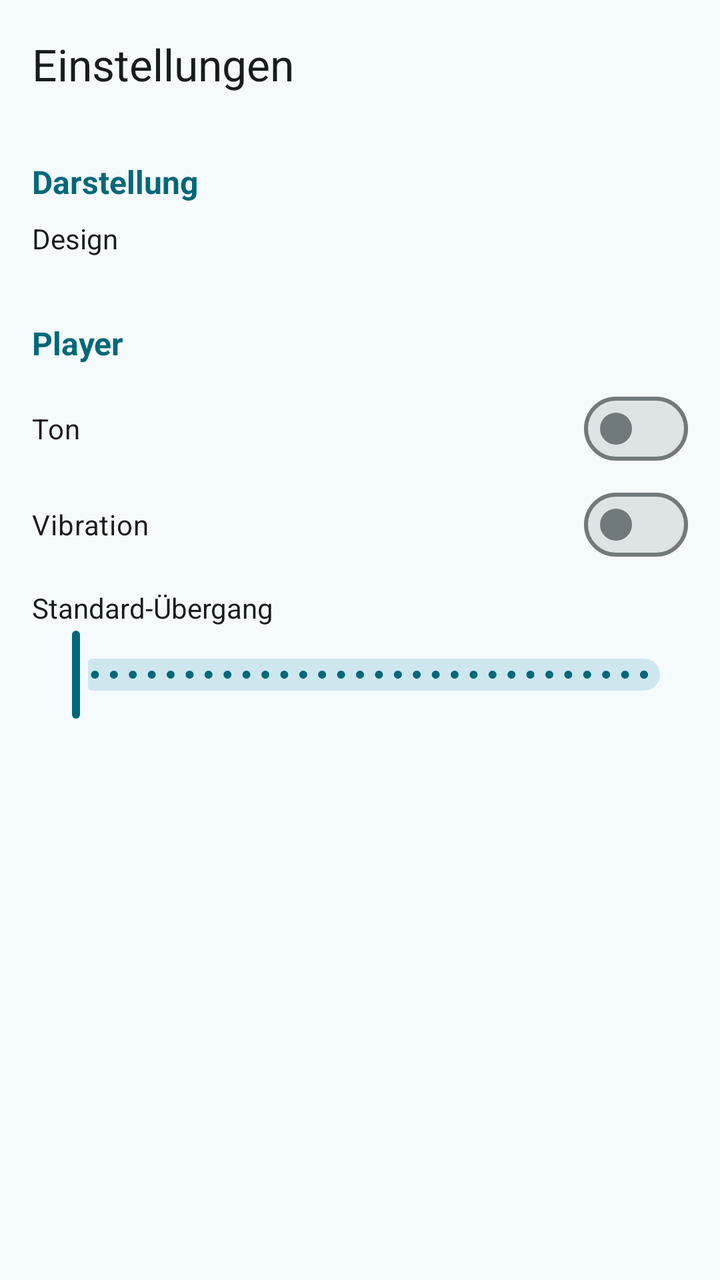
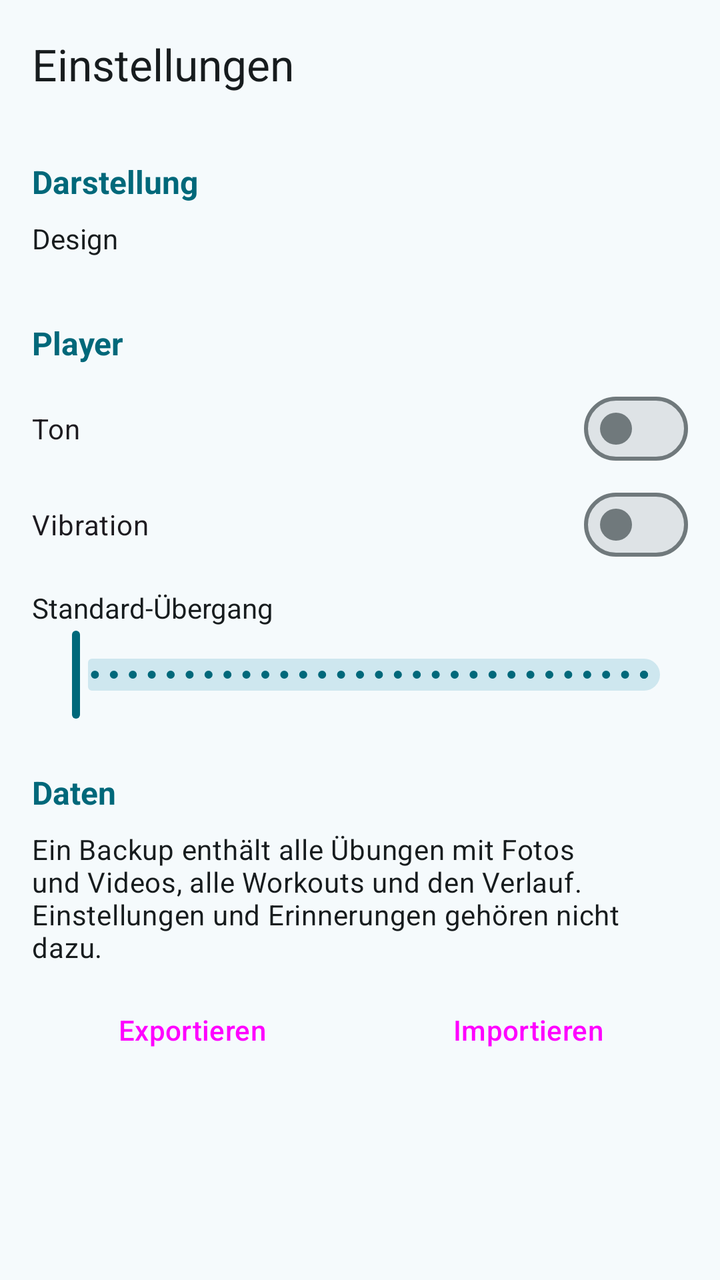

Two renders of the same Android screen: before a commit and after it. Below are the layout's source before the change and the commit's diff.
<!-- AndroidManifest.xml: application theme Theme.Workout -->
<!-- res/layout/fragment_settings.xml -->
<?xml version="1.0" encoding="utf-8"?>
<LinearLayout xmlns:android="http://schemas.android.com/apk/res/android"
    xmlns:app="http://schemas.android.com/apk/res-auto"
    android:layout_width="match_parent"
    android:layout_height="match_parent"
    android:orientation="vertical">

    <com.google.android.material.appbar.MaterialToolbar
        android:id="@+id/toolbar"
        android:layout_width="match_parent"
        android:layout_height="?attr/actionBarSize"
        app:title="@string/einstellungen"/>

    <androidx.core.widget.NestedScrollView
        android:layout_width="match_parent"
        android:layout_height="match_parent">

        <LinearLayout
            android:layout_width="match_parent"
            android:layout_height="wrap_content"
            android:orientation="vertical"
            android:padding="16dp">

            <TextView
                android:id="@+id/txtAppearanceHeading"
                android:layout_width="wrap_content"
                android:layout_height="wrap_content"
                android:layout_marginBottom="8dp"
                android:text="@string/darstellung"
                android:textColor="?attr/colorPrimary"
                android:textSize="16sp"
                android:textStyle="bold"/>

            <TextView
                android:layout_width="wrap_content"
                android:layout_height="wrap_content"
                android:layout_marginBottom="8dp"
                android:labelFor="@id/groupDesign"
                android:text="@string/design"/>

            <com.google.android.material.button.MaterialButtonToggleGroup
                android:id="@+id/groupDesign"
                android:layout_width="match_parent"
                android:layout_height="wrap_content"
                android:layout_marginBottom="24dp"
                app:selectionRequired="true"
                app:singleSelection="true">

                <Button
                    android:id="@+id/btnDesignSystem"
                    style="?attr/materialButtonOutlinedStyle"
                    android:layout_width="0dp"
                    android:layout_height="wrap_content"
                    android:layout_weight="1"
                    android:text="@string/design_system"/>

                <Button
                    android:id="@+id/btnDesignLight"
                    style="?attr/materialButtonOutlinedStyle"
                    android:layout_width="0dp"
                    android:layout_height="wrap_content"
                    android:layout_weight="1"
                    android:text="@string/design_hell"/>

                <Button
                    android:id="@+id/btnDesignDark"
                    style="?attr/materialButtonOutlinedStyle"
                    android:layout_width="0dp"
                    android:layout_height="wrap_content"
                    android:layout_weight="1"
                    android:text="@string/design_dunkel"/>
            </com.google.android.material.button.MaterialButtonToggleGroup>

            <TextView
                android:id="@+id/txtPlayerHeading"
                android:layout_width="wrap_content"
                android:layout_height="wrap_content"
                android:layout_marginBottom="8dp"
                android:text="@string/player"
                android:textColor="?attr/colorPrimary"
                android:textSize="16sp"
                android:textStyle="bold"/>

            <com.google.android.material.materialswitch.MaterialSwitch
                android:id="@+id/switchSound"
                android:layout_width="match_parent"
                android:layout_height="wrap_content"
                android:minHeight="48dp"
                android:text="@string/ton"/>

            <com.google.android.material.materialswitch.MaterialSwitch
                android:id="@+id/switchVibration"
                android:layout_width="match_parent"
                android:layout_height="wrap_content"
                android:minHeight="48dp"
                android:text="@string/vibration"/>

            <LinearLayout
                android:layout_width="match_parent"
                android:layout_height="wrap_content"
                android:layout_marginTop="8dp"
                android:orientation="horizontal">

                <TextView
                    android:id="@+id/txtDefaultTransitionLabel"
                    android:layout_width="0dp"
                    android:layout_height="wrap_content"
                    android:layout_weight="1"
                    android:labelFor="@id/sliderDefaultTransition"
                    android:text="@string/standard_uebergang"/>

                <TextView
                    android:id="@+id/txtDefaultTransition"
                    android:layout_width="wrap_content"
                    android:layout_height="wrap_content"
                    android:textAppearance="?attr/textAppearanceBodyMedium"/>
            </LinearLayout>

            <com.google.android.material.slider.Slider
                android:id="@+id/sliderDefaultTransition"
                android:layout_width="match_parent"
                android:layout_height="wrap_content"
                android:contentDescription="@string/standard_uebergang"
                android:stepSize="1"
                android:valueFrom="0"
                android:valueTo="30"/>
        </LinearLayout>
    </androidx.core.widget.NestedScrollView>
</LinearLayout>
<!-- resources referenced by this layout -->
<resources>
  <string name="darstellung">Darstellung</string>
  <string name="design">Design</string>
  <string name="design_dunkel">Dunkel</string>
  <string name="design_hell">Hell</string>
  <string name="design_system">System</string>
  <string name="einstellungen">Einstellungen</string>
  <string name="player">Player</string>
  <string name="standard_uebergang">Standard-Übergang</string>
  <string name="ton">Ton</string>
  <string name="vibration">Vibration</string>
  <style name="Theme.Workout" parent="Base.Theme.Workout" />
  <color name="primary">#00687A</color>
  <color name="on_primary">#FFFFFF</color>
  <color name="primary_container">#ACEDFF</color>
  <color name="on_primary_container">#001F26</color>
  <color name="primary_inverse">#84D2E7</color>
  <color name="secondary">#4B6269</color>
  <color name="on_secondary">#FFFFFF</color>
  <color name="secondary_container">#CEE7EF</color>
  <color name="on_secondary_container">#061F25</color>
  <color name="tertiary">#565D7E</color>
  <color name="on_tertiary">#FFFFFF</color>
  <color name="tertiary_container">#DDE1FF</color>
  <color name="on_tertiary_container">#131A37</color>
  <color name="error">#BA1A1A</color>
  <color name="on_error">#FFFFFF</color>
  <color name="error_container">#FFDAD6</color>
  <color name="on_error_container">#410002</color>
  <color name="surface">#F5FAFC</color>
  <color name="on_surface">#171C1E</color>
  <color name="surface_variant">#DBE4E7</color>
  <color name="on_surface_variant">#3F484B</color>
  <color name="surface_inverse">#2B3133</color>
  <color name="on_surface_inverse">#ECF2F4</color>
  <color name="surface_dim">#D5DBDD</color>
  <color name="surface_bright">#F5FAFC</color>
  <color name="surface_container_lowest">#FFFFFF</color>
  <color name="surface_container_low">#EFF4F7</color>
  <color name="surface_container">#E9EFF1</color>
  <color name="surface_container_high">#E3E9EB</color>
  <color name="surface_container_highest">#DEE3E6</color>
  <color name="outline">#70797C</color>
  <color name="outline_variant">#BFC8CB</color>
  <!-- unchanged entries left out for length: 1 -->
</resources>

<!-- the commit's change to res/layout/fragment_settings.xml (unified diff, before → after) -->
@@ -124,6 +124,55 @@
                 android:stepSize="1"
                 android:valueFrom="0"
                 android:valueTo="30"/>
+
+            <TextView
+                android:id="@+id/txtDataHeading"
+                android:layout_width="wrap_content"
+                android:layout_height="wrap_content"
+                android:layout_marginTop="24dp"
+                android:layout_marginBottom="8dp"
+                android:text="@string/daten"
+                android:textColor="?attr/colorPrimary"
+                android:textSize="16sp"
+                android:textStyle="bold"/>
+
+            <TextView
+                android:layout_width="match_parent"
+                android:layout_height="wrap_content"
+                android:layout_marginBottom="8dp"
+                android:text="@string/daten_erklaerung"
+                android:textAppearance="?attr/textAppearanceBodyMedium"/>
+
+            <LinearLayout
+                android:layout_width="match_parent"
+                android:layout_height="wrap_content"
+                android:orientation="horizontal">
+
+                <Button
+                    android:id="@+id/btnExport"
+                    style="?attr/materialButtonOutlinedStyle"
+                    android:layout_width="0dp"
+                    android:layout_height="wrap_content"
+                    android:layout_marginEnd="8dp"
+                    android:layout_weight="1"
+                    android:text="@string/exportieren"/>
+
+                <Button
+                    android:id="@+id/btnImport"
+                    style="?attr/materialButtonOutlinedStyle"
+                    android:layout_width="0dp"
+                    android:layout_height="wrap_content"
+                    android:layout_weight="1"
+                    android:text="@string/importieren"/>
+            </LinearLayout>
+
+            <com.google.android.material.progressindicator.LinearProgressIndicator
+                android:id="@+id/progressBackup"
+                android:layout_width="match_parent"
+                android:layout_height="wrap_content"
+                android:layout_marginTop="8dp"
+                android:indeterminate="true"
+                android:visibility="gone"/>
         </LinearLayout>
     </androidx.core.widget.NestedScrollView>
 </LinearLayout>
<!-- resource entries referenced after the edit -->
@@ -1,11 +1,15 @@
 <!-- resources referenced by this layout -->
 <resources>
   <string name="darstellung">Darstellung</string>
+  <string name="daten">Daten</string>
+  <string name="daten_erklaerung">Ein Backup enthält alle Übungen mit Fotos und Videos, alle Workouts und den Verlauf. Einstellungen und Erinnerungen gehören nicht dazu.</string>
   <string name="design">Design</string>
   <string name="design_dunkel">Dunkel</string>
   <string name="design_hell">Hell</string>
   <string name="design_system">System</string>
   <string name="einstellungen">Einstellungen</string>
+  <string name="exportieren">Exportieren</string>
+  <string name="importieren">Importieren</string>
   <string name="player">Player</string>
   <string name="standard_uebergang">Standard-Übergang</string>
   <string name="ton">Ton</string>
